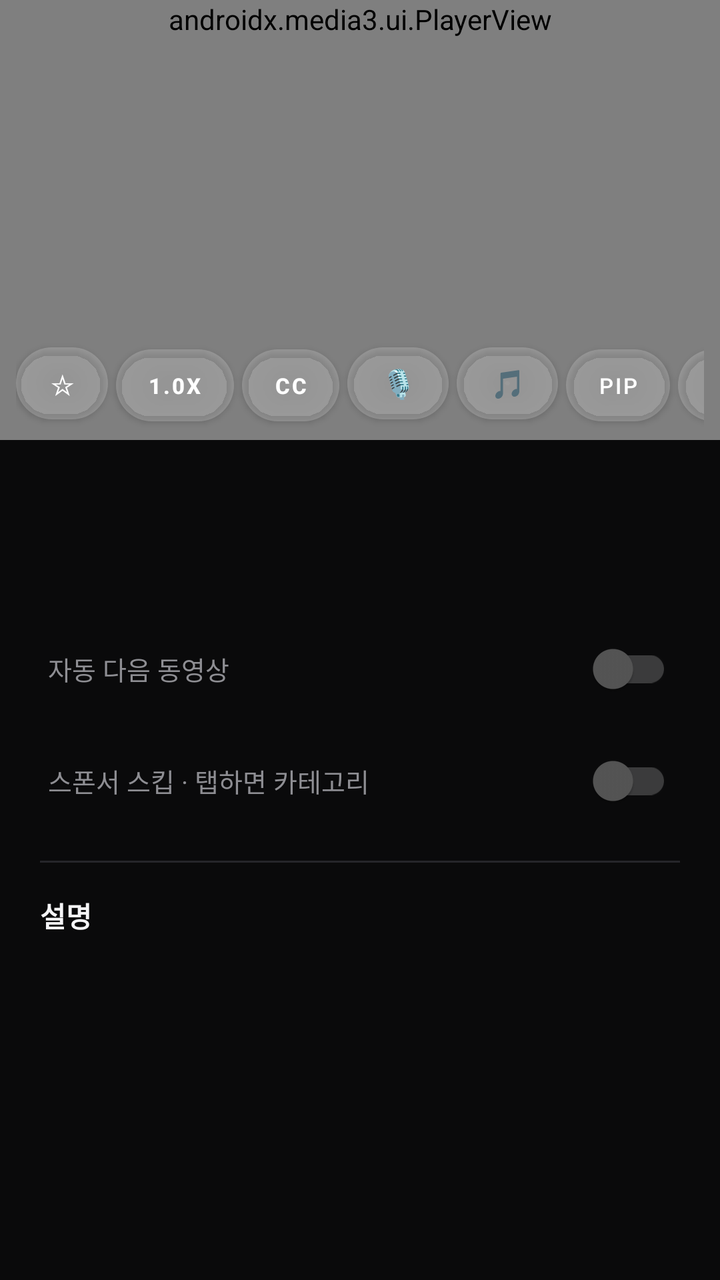
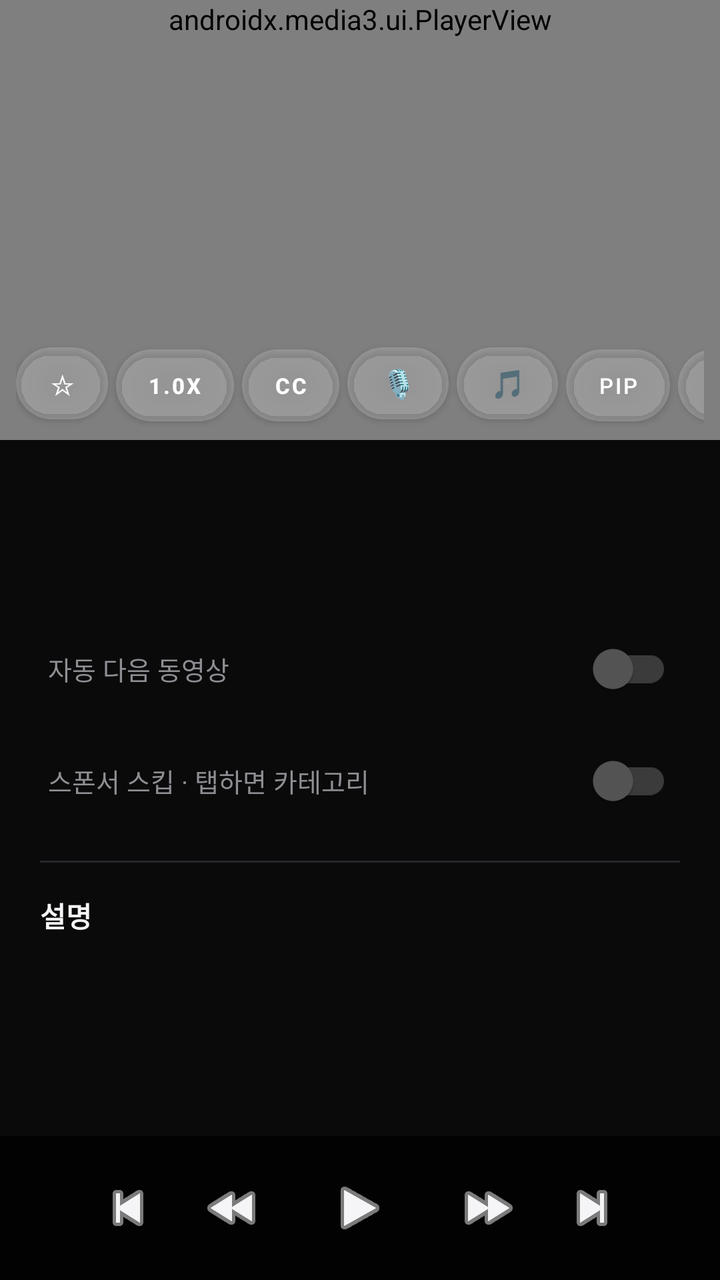

Two renders of the same Android screen: before a commit and after it. Below are the layout's source before the change and the commit's diff.
<!-- AndroidManifest.xml: activity theme Theme.MyPlayer -->
<!-- res/layout/activity_player.xml -->
<?xml version="1.0" encoding="utf-8"?>
<LinearLayout xmlns:android="http://schemas.android.com/apk/res/android"
    xmlns:app="http://schemas.android.com/apk/res-auto"
    android:layout_width="match_parent"
    android:layout_height="match_parent"
    android:orientation="vertical"
    android:background="@color/bg_dark">

    <FrameLayout
        android:id="@+id/videoContainer"
        android:layout_width="match_parent"
        android:layout_height="wrap_content"
        android:background="@android:color/black">

        <androidx.media3.ui.PlayerView
            android:id="@+id/playerView"
            android:layout_width="match_parent"
            android:layout_height="wrap_content"
            android:minHeight="220dp"
            app:resize_mode="fit"
            app:use_controller="true"
            app:show_buffering="when_playing" />

        
        <HorizontalScrollView
            android:id="@+id/controlScroll"
            android:layout_width="match_parent"
            android:layout_height="wrap_content"
            android:layout_gravity="bottom"
            android:scrollbars="none"
            android:paddingStart="8dp"
            android:paddingEnd="8dp"
            android:paddingBottom="6dp">

            <LinearLayout
                android:id="@+id/controlBar"
                android:layout_width="wrap_content"
                android:layout_height="wrap_content"
                android:orientation="horizontal">

                <com.google.android.material.button.MaterialButton
                    android:id="@+id/btnBookmark"
                    style="@style/Widget.MaterialComponents.Button"
                    android:layout_width="wrap_content"
                    android:layout_height="wrap_content"
                    android:text="☆"
                    android:textSize="14sp"
                    android:minWidth="0dp"
                    android:paddingStart="10dp"
                    android:paddingEnd="10dp"
                    app:backgroundTint="#33FFFFFF"
                    app:cornerRadius="20dp" />

                <com.google.android.material.button.MaterialButton
                    android:id="@+id/btnSpeed"
                    style="@style/Widget.MaterialComponents.Button"
                    android:layout_width="wrap_content"
                    android:layout_height="wrap_content"
                    android:layout_marginStart="4dp"
                    android:text="1.0x"
                    android:textSize="11sp"
                    android:textStyle="bold"
                    android:minWidth="0dp"
                    android:paddingStart="10dp"
                    android:paddingEnd="10dp"
                    app:backgroundTint="#33FFFFFF"
                    app:cornerRadius="20dp" />

                <com.google.android.material.button.MaterialButton
                    android:id="@+id/btnCc"
                    style="@style/Widget.MaterialComponents.Button"
                    android:layout_width="wrap_content"
                    android:layout_height="wrap_content"
                    android:layout_marginStart="4dp"
                    android:text="CC"
                    android:textSize="11sp"
                    android:textStyle="bold"
                    android:minWidth="0dp"
                    android:paddingStart="10dp"
                    android:paddingEnd="10dp"
                    app:backgroundTint="#33FFFFFF"
                    app:cornerRadius="20dp" />

                <com.google.android.material.button.MaterialButton
                    android:id="@+id/btnLiveSub"
                    style="@style/Widget.MaterialComponents.Button"
                    android:layout_width="wrap_content"
                    android:layout_height="wrap_content"
                    android:layout_marginStart="4dp"
                    android:text="🎙"
                    android:textSize="14sp"
                    android:minWidth="0dp"
                    android:paddingStart="10dp"
                    android:paddingEnd="10dp"
                    app:backgroundTint="#33FFFFFF"
                    app:cornerRadius="20dp" />

                <com.google.android.material.button.MaterialButton
                    android:id="@+id/btnAudioMode"
                    style="@style/Widget.MaterialComponents.Button"
                    android:layout_width="wrap_content"
                    android:layout_height="wrap_content"
                    android:layout_marginStart="4dp"
                    android:text="🎵"
                    android:textSize="14sp"
                    android:minWidth="0dp"
                    android:paddingStart="10dp"
                    android:paddingEnd="10dp"
                    app:backgroundTint="#33FFFFFF"
                    app:cornerRadius="20dp" />

                <com.google.android.material.button.MaterialButton
                    android:id="@+id/btnPip"
                    style="@style/Widget.MaterialComponents.Button"
                    android:layout_width="wrap_content"
                    android:layout_height="wrap_content"
                    android:layout_marginStart="4dp"
                    android:text="PiP"
                    android:textSize="11sp"
                    android:minWidth="0dp"
                    android:paddingStart="10dp"
                    android:paddingEnd="10dp"
                    app:backgroundTint="#33FFFFFF"
                    app:cornerRadius="20dp" />

                <com.google.android.material.button.MaterialButton
                    android:id="@+id/btnFullscreen"
                    style="@style/Widget.MaterialComponents.Button"
                    android:layout_width="wrap_content"
                    android:layout_height="wrap_content"
                    android:layout_marginStart="4dp"
                    android:text="Full"
                    android:textSize="11sp"
                    android:minWidth="0dp"
                    android:paddingStart="10dp"
                    android:paddingEnd="10dp"
                    app:backgroundTint="#33FFFFFF"
                    app:cornerRadius="20dp" />

                <com.google.android.material.button.MaterialButton
                    android:id="@+id/btnMore"
                    style="@style/Widget.MaterialComponents.Button"
                    android:layout_width="wrap_content"
                    android:layout_height="wrap_content"
                    android:layout_marginStart="4dp"
                    android:text="⋯"
                    android:textSize="18sp"
                    android:textStyle="bold"
                    android:minWidth="0dp"
                    android:paddingStart="10dp"
                    android:paddingEnd="10dp"
                    app:backgroundTint="#33FFFFFF"
                    app:cornerRadius="20dp" />
            </LinearLayout>
        </HorizontalScrollView>

        
        <com.google.android.material.button.MaterialButton
            android:id="@+id/btnShare"
            android:layout_width="0dp"
            android:layout_height="0dp"
            android:visibility="gone" />
        <com.google.android.material.button.MaterialButton
            android:id="@+id/btnDownload"
            android:layout_width="0dp"
            android:layout_height="0dp"
            android:visibility="gone" />
        <com.google.android.material.button.MaterialButton
            android:id="@+id/btnTranscript"
            android:layout_width="0dp"
            android:layout_height="0dp"
            android:visibility="gone" />
        <com.google.android.material.button.MaterialButton
            android:id="@+id/btnQueue"
            android:layout_width="0dp"
            android:layout_height="0dp"
            android:visibility="gone" />
        <com.google.android.material.button.MaterialButton
            android:id="@+id/btnAbRepeat"
            android:layout_width="0dp"
            android:layout_height="0dp"
            android:visibility="gone" />
        <com.google.android.material.button.MaterialButton
            android:id="@+id/btnLock"
            android:layout_width="0dp"
            android:layout_height="0dp"
            android:visibility="gone" />

        <FrameLayout
            android:id="@+id/seekOverlayLeft"
            android:layout_width="120dp"
            android:layout_height="match_parent"
            android:layout_gravity="start|center_vertical"
            android:background="#66000000"
            android:visibility="gone">
            <TextView
                android:layout_width="wrap_content"
                android:layout_height="wrap_content"
                android:layout_gravity="center"
                android:text="◀◀ 10"
                android:textColor="#FFFFFF"
                android:textSize="16sp"
                android:textStyle="bold" />
        </FrameLayout>

        <FrameLayout
            android:id="@+id/seekOverlayRight"
            android:layout_width="120dp"
            android:layout_height="match_parent"
            android:layout_gravity="end|center_vertical"
            android:background="#66000000"
            android:visibility="gone">
            <TextView
                android:layout_width="wrap_content"
                android:layout_height="wrap_content"
                android:layout_gravity="center"
                android:text="10 ▶▶"
                android:textColor="#FFFFFF"
                android:textSize="16sp"
                android:textStyle="bold" />
        </FrameLayout>

        <LinearLayout
            android:id="@+id/liveSubtitleOverlay"
            android:layout_width="match_parent"
            android:layout_height="wrap_content"
            android:layout_gravity="bottom"
            android:background="#CC000000"
            android:orientation="vertical"
            android:padding="10dp"
            android:visibility="gone">
            <LinearLayout
                android:layout_width="match_parent"
                android:layout_height="wrap_content"
                android:orientation="horizontal"
                android:gravity="center_vertical">
                <View
                    android:id="@+id/liveSubDot"
                    android:layout_width="8dp"
                    android:layout_height="8dp"
                    android:background="@drawable/bg_live_dot" />
                <TextView
                    android:layout_width="wrap_content"
                    android:layout_height="wrap_content"
                    android:layout_marginStart="6dp"
                    android:text="REC · 실시간 자막 (Groq)"
                    android:textColor="#FF2D55"
                    android:textSize="10sp"
                    android:textStyle="bold" />
            </LinearLayout>
            <TextView
                android:id="@+id/tvLiveSubtitle"
                android:layout_width="match_parent"
                android:layout_height="wrap_content"
                android:layout_marginTop="4dp"
                android:textColor="#F5F5F7"
                android:textSize="15sp"
                android:lineSpacingExtra="2dp"
                android:maxLines="3"
                android:ellipsize="start" />
        </LinearLayout>

        <LinearLayout
            android:id="@+id/autoNextOverlay"
            android:layout_width="match_parent"
            android:layout_height="match_parent"
            android:orientation="vertical"
            android:gravity="center"
            android:background="#CC000000"
            android:visibility="gone">
            <TextView
                android:layout_width="wrap_content"
                android:layout_height="wrap_content"
                android:text="다음 동영상"
                android:textColor="#AAAAAA"
                android:textSize="14sp" />
            <TextView
                android:id="@+id/tvNextCountdown"
                android:layout_width="wrap_content"
                android:layout_height="wrap_content"
                android:layout_marginTop="8dp"
                android:text="5"
                android:textColor="#FFFFFF"
                android:textSize="56sp"
                android:textStyle="bold" />
            <com.google.android.material.button.MaterialButton
                android:id="@+id/btnCancelAutoNext"
                style="@style/Widget.MaterialComponents.Button.OutlinedButton"
                android:layout_width="wrap_content"
                android:layout_height="wrap_content"
                android:layout_marginTop="16dp"
                android:text="취소"
                android:textColor="#FFFFFF"
                app:strokeColor="#FFFFFF"
                app:cornerRadius="20dp" />
        </LinearLayout>

        <LinearLayout
            android:id="@+id/gestureBar"
            android:layout_width="80dp"
            android:layout_height="200dp"
            android:layout_gravity="center"
            android:orientation="vertical"
            android:gravity="bottom"
            android:background="#CC000000"
            android:padding="6dp"
            android:visibility="gone">
            <TextView
                android:id="@+id/tvGestureIcon"
                android:layout_width="match_parent"
                android:layout_height="wrap_content"
                android:text="🔊"
                android:textSize="20sp"
                android:gravity="center"
                android:paddingBottom="4dp" />
            <FrameLayout
                android:layout_width="match_parent"
                android:layout_height="0dp"
                android:layout_weight="1"
                android:background="#33FFFFFF">
                <View
                    android:id="@+id/gestureBarFill"
                    android:layout_width="match_parent"
                    android:layout_height="0dp"
                    android:layout_gravity="bottom"
                    android:background="@color/accent" />
            </FrameLayout>
            <TextView
                android:id="@+id/tvGesturePct"
                android:layout_width="match_parent"
                android:layout_height="wrap_content"
                android:text="50%"
                android:textSize="14sp"
                android:textStyle="bold"
                android:textColor="#FFFFFF"
                android:gravity="center"
                android:paddingTop="4dp" />
        </LinearLayout>

        <LinearLayout
            android:id="@+id/lockOverlay"
            android:layout_width="match_parent"
            android:layout_height="match_parent"
            android:orientation="vertical"
            android:gravity="center"
            android:background="#00000000"
            android:visibility="gone"
            android:clickable="true"
            android:focusable="true">
            <TextView
                android:layout_width="wrap_content"
                android:layout_height="wrap_content"
                android:padding="12dp"
                android:background="#99000000"
                android:text="🔒 잠금됨 · 탭해서 해제"
                android:textColor="#FFFFFF"
                android:textSize="13sp" />
        </LinearLayout>
    </FrameLayout>

    <androidx.core.widget.NestedScrollView
        android:id="@+id/infoScroll"
        android:layout_width="match_parent"
        android:layout_height="0dp"
        android:layout_weight="1"
        android:background="@color/bg_dark">

        <LinearLayout
            android:layout_width="match_parent"
            android:layout_height="wrap_content"
            android:orientation="vertical"
            android:padding="20dp">

            <TextView
                android:id="@+id/tvTitle"
                android:layout_width="match_parent"
                android:layout_height="wrap_content"
                android:textSize="17sp"
                android:textStyle="bold"
                android:textColor="@color/text_primary"
                android:maxLines="3"
                android:ellipsize="end" />

            <TextView
                android:id="@+id/tvChannel"
                android:layout_width="match_parent"
                android:layout_height="wrap_content"
                android:layout_marginTop="8dp"
                android:textSize="13sp"
                android:textColor="@color/accent"
                android:paddingTop="4dp"
                android:paddingBottom="4dp"
                android:clickable="true"
                android:focusable="true"
                android:background="?android:attr/selectableItemBackground" />

            <LinearLayout
                android:layout_width="match_parent"
                android:layout_height="wrap_content"
                android:layout_marginTop="14dp"
                android:orientation="horizontal"
                android:gravity="center_vertical"
                android:paddingStart="4dp"
                android:paddingEnd="4dp">
                <TextView
                    android:layout_width="0dp"
                    android:layout_height="wrap_content"
                    android:layout_weight="1"
                    android:text="자동 다음 동영상"
                    android:textSize="13sp"
                    android:textColor="@color/text_secondary" />
                <com.google.android.material.switchmaterial.SwitchMaterial
                    android:id="@+id/swAutoNext"
                    android:layout_width="wrap_content"
                    android:layout_height="wrap_content"
                    app:thumbTint="@color/switch_thumb"
                    app:trackTint="@color/switch_track"
                    app:useMaterialThemeColors="false" />
            </LinearLayout>

            <LinearLayout
                android:layout_width="match_parent"
                android:layout_height="wrap_content"
                android:layout_marginTop="8dp"
                android:orientation="horizontal"
                android:gravity="center_vertical"
                android:paddingStart="4dp"
                android:paddingEnd="4dp">
                <TextView
                    android:id="@+id/tvSbLabel"
                    android:layout_width="0dp"
                    android:layout_height="wrap_content"
                    android:layout_weight="1"
                    android:text="스폰서 스킵 · 탭하면 카테고리"
                    android:textSize="13sp"
                    android:textColor="@color/text_secondary"
                    android:paddingTop="8dp"
                    android:paddingBottom="8dp"
                    android:clickable="true"
                    android:focusable="true"
                    android:background="?android:attr/selectableItemBackground" />
                <com.google.android.material.switchmaterial.SwitchMaterial
                    android:id="@+id/swSponsorBlock"
                    android:layout_width="wrap_content"
                    android:layout_height="wrap_content"
                    app:thumbTint="@color/switch_thumb"
                    app:trackTint="@color/switch_track"
                    app:useMaterialThemeColors="false" />
            </LinearLayout>

            <LinearLayout
                android:id="@+id/chapterBox"
                android:layout_width="match_parent"
                android:layout_height="wrap_content"
                android:layout_marginTop="16dp"
                android:orientation="vertical"
                android:padding="12dp"
                android:background="@drawable/bg_summary"
                android:visibility="gone">
                <TextView
                    android:layout_width="wrap_content"
                    android:layout_height="wrap_content"
                    android:text="📑 챕터"
                    android:textSize="14sp"
                    android:textStyle="bold"
                    android:textColor="@color/text_primary" />
                <LinearLayout
                    android:id="@+id/chapterList"
                    android:layout_width="match_parent"
                    android:layout_height="wrap_content"
                    android:layout_marginTop="8dp"
                    android:orientation="vertical" />
            </LinearLayout>

            <LinearLayout
                android:id="@+id/summaryCard"
                android:layout_width="match_parent"
                android:layout_height="wrap_content"
                android:layout_marginTop="16dp"
                android:orientation="vertical"
                android:padding="16dp"
                android:background="@drawable/bg_summary"
                android:visibility="gone">
                <LinearLayout
                    android:layout_width="match_parent"
                    android:layout_height="wrap_content"
                    android:orientation="horizontal"
                    android:gravity="center_vertical">
                    <TextView
                        android:layout_width="wrap_content"
                        android:layout_height="wrap_content"
                        android:text="✨"
                        android:textSize="16sp" />
                    <TextView
                        android:layout_width="wrap_content"
                        android:layout_height="wrap_content"
                        android:layout_marginStart="8dp"
                        android:text="요약"
                        android:textSize="14sp"
                        android:textStyle="bold"
                        android:textColor="@color/text_primary" />
                    <TextView
                        android:id="@+id/tvSummaryBadge"
                        android:layout_width="wrap_content"
                        android:layout_height="wrap_content"
                        android:layout_marginStart="8dp"
                        android:text="AI 요약"
                        android:textSize="10sp"
                        android:textColor="@color/text_tertiary"
                        android:background="@drawable/bg_badge"
                        android:paddingStart="8dp"
                        android:paddingEnd="8dp"
                        android:paddingTop="2dp"
                        android:paddingBottom="2dp" />
                </LinearLayout>
                <TextView
                    android:id="@+id/tvSummary"
                    android:layout_width="match_parent"
                    android:layout_height="wrap_content"
                    android:layout_marginTop="10dp"
                    android:textSize="14sp"
                    android:lineSpacingExtra="4dp"
                    android:textColor="@color/text_secondary" />
            </LinearLayout>

            <View
                android:layout_width="match_parent"
                android:layout_height="1dp"
                android:layout_marginTop="16dp"
                android:background="@color/divider" />

            <TextView
                android:layout_width="wrap_content"
                android:layout_height="wrap_content"
                android:layout_marginTop="16dp"
                android:text="설명"
                android:textSize="14sp"
                android:textStyle="bold"
                android:textColor="@color/text_primary" />

            <TextView
                android:id="@+id/tvDescription"
                android:layout_width="match_parent"
                android:layout_height="wrap_content"
                android:layout_marginTop="10dp"
                android:textSize="14sp"
                android:lineSpacingExtra="4dp"
                android:textColor="@color/text_secondary" />
        </LinearLayout>
    </androidx.core.widget.NestedScrollView>
    <View
        android:id="@+id/dragHintBox"
        android:layout_width="1dp"
        android:layout_height="1dp"
        android:visibility="gone" />

</LinearLayout>
<!-- resources referenced by this layout -->
<resources>
  <color name="accent">#FF2D55</color>
  <color name="bg_dark">#0A0A0B</color>
  <color name="divider">#26262A</color>
  <color name="text_primary">#F5F5F7</color>
  <color name="text_secondary">#8E8E93</color>
  <color name="text_tertiary">#5A5A5F</color>
  <!-- drawable bg_badge (drawable) -->
  <?xml version="1.0" encoding="utf-8"?>
  <shape xmlns:android="http://schemas.android.com/apk/res/android"
      android:shape="rectangle">
      <solid android:color="@color/bg_elevated" />
      <corners android:radius="8dp" />
  </shape>
  <!-- drawable bg_live_dot (drawable) -->
  <?xml version="1.0" encoding="utf-8"?>
  <shape xmlns:android="http://schemas.android.com/apk/res/android"
      android:shape="oval">
      <solid android:color="#FF2D55" />
  </shape>
  <!-- drawable bg_summary (drawable) -->
  <?xml version="1.0" encoding="utf-8"?>
  <shape xmlns:android="http://schemas.android.com/apk/res/android"
      android:shape="rectangle">
      <solid android:color="@color/bg_surface" />
      <corners android:radius="14dp" />
      <stroke android:width="1dp" android:color="@color/divider" />
  </shape>
  <style name="Theme.MyPlayer" parent="Theme.MaterialComponents.NoActionBar">
          <item name="colorPrimary">@color/accent</item>
          <item name="colorPrimaryVariant">@color/accent_dark</item>
          <item name="colorOnPrimary">@color/white</item>
          <item name="colorSecondary">@color/accent</item>
          <item name="colorOnSecondary">@color/white</item>
          <item name="colorAccent">@color/spinner</item>
          <item name="android:colorBackground">@color/bg_dark</item>
          <item name="colorSurface">@color/bg_surface</item>
          <item name="colorOnSurface">@color/text_primary</item>
          <item name="android:statusBarColor">@color/bg_dark</item>
          <item name="android:navigationBarColor">@color/bg_dark</item>
          <item name="android:windowLightStatusBar">false</item>
          <item name="android:textColorPrimary">@color/text_primary</item>
          <item name="android:textColorSecondary">@color/text_secondary</item>
      </style>
  <color name="bg_elevated">#1C1C1F</color>
  <color name="bg_surface">#141416</color>
  <color name="accent_dark">#E01E45</color>
  <color name="white">#FFFFFF</color>
  <color name="spinner">#E5E5E7</color>
</resources>

<!-- the commit's change to res/layout/activity_player.xml (unified diff, before → after) -->
@@ -548,6 +548,66 @@
                 android:textColor="@color/text_secondary" />
         </LinearLayout>
     </androidx.core.widget.NestedScrollView>
+
+    
+    <LinearLayout
+        android:id="@+id/bottomControls"
+        android:layout_width="match_parent"
+        android:layout_height="wrap_content"
+        android:orientation="horizontal"
+        android:gravity="center"
+        android:paddingTop="6dp"
+        android:paddingBottom="6dp"
+        android:background="#CC000000">
+
+        <ImageButton
+            android:id="@+id/btnPrevTrack"
+            android:layout_width="52dp"
+            android:layout_height="52dp"
+            android:background="?android:attr/selectableItemBackgroundBorderless"
+            android:src="@android:drawable/ic_media_previous"
+            android:tint="@color/text_primary"
+            android:contentDescription="이전 곡" />
+
+        <ImageButton
+            android:id="@+id/btnBack5"
+            android:layout_width="52dp"
+            android:layout_height="52dp"
+            android:background="?android:attr/selectableItemBackgroundBorderless"
+            android:src="@android:drawable/ic_media_rew"
+            android:tint="@color/text_primary"
+            android:contentDescription="5초 뒤로" />
+
+        <ImageButton
+            android:id="@+id/btnPlayPause"
+            android:layout_width="60dp"
+            android:layout_height="60dp"
+            android:layout_marginStart="8dp"
+            android:layout_marginEnd="8dp"
+            android:background="?android:attr/selectableItemBackgroundBorderless"
+            android:src="@android:drawable/ic_media_play"
+            android:tint="@color/text_primary"
+            android:contentDescription="재생/일시정지" />
+
+        <ImageButton
+            android:id="@+id/btnFwd5"
+            android:layout_width="52dp"
+            android:layout_height="52dp"
+            android:background="?android:attr/selectableItemBackgroundBorderless"
+            android:src="@android:drawable/ic_media_ff"
+            android:tint="@color/text_primary"
+            android:contentDescription="5초 앞으로" />
+
+        <ImageButton
+            android:id="@+id/btnNextTrack"
+            android:layout_width="52dp"
+            android:layout_height="52dp"
+            android:background="?android:attr/selectableItemBackgroundBorderless"
+            android:src="@android:drawable/ic_media_next"
+            android:tint="@color/text_primary"
+            android:contentDescription="다음 곡" />
+    </LinearLayout>
+
     <View
         android:id="@+id/dragHintBox"
         android:layout_width="1dp"
